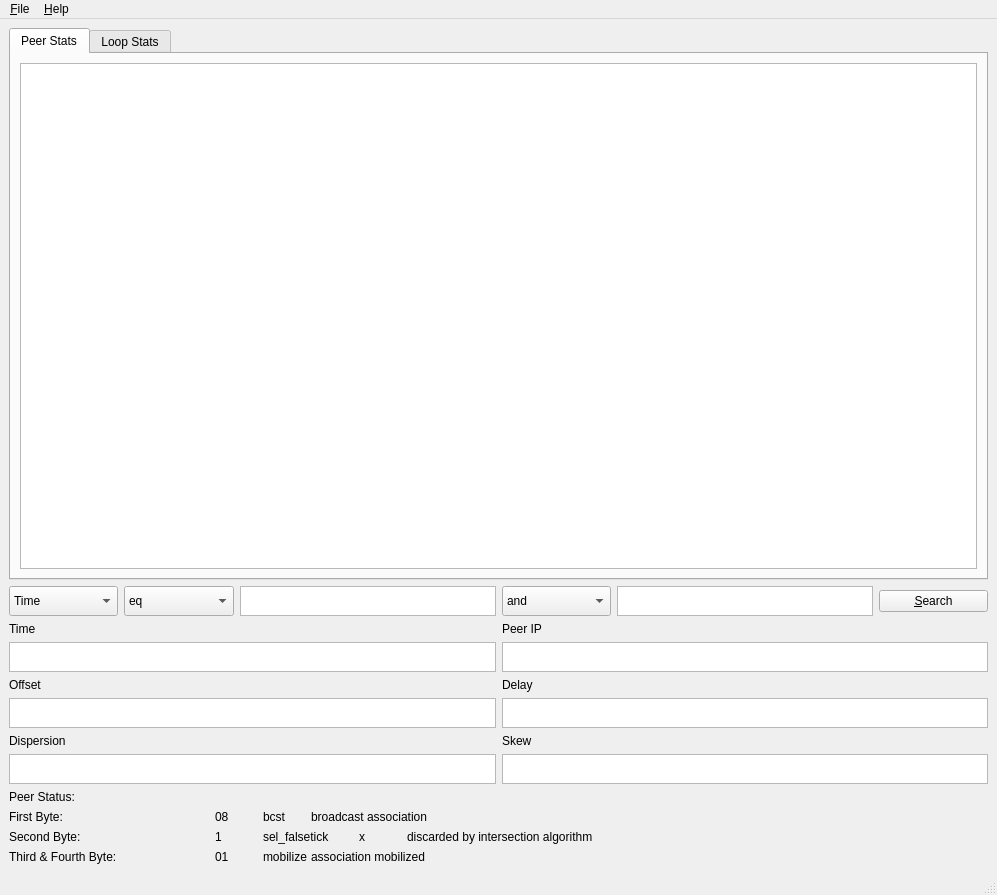
Old version of the form src/ntpView.ui in the repository idarthjedi/ntpview.
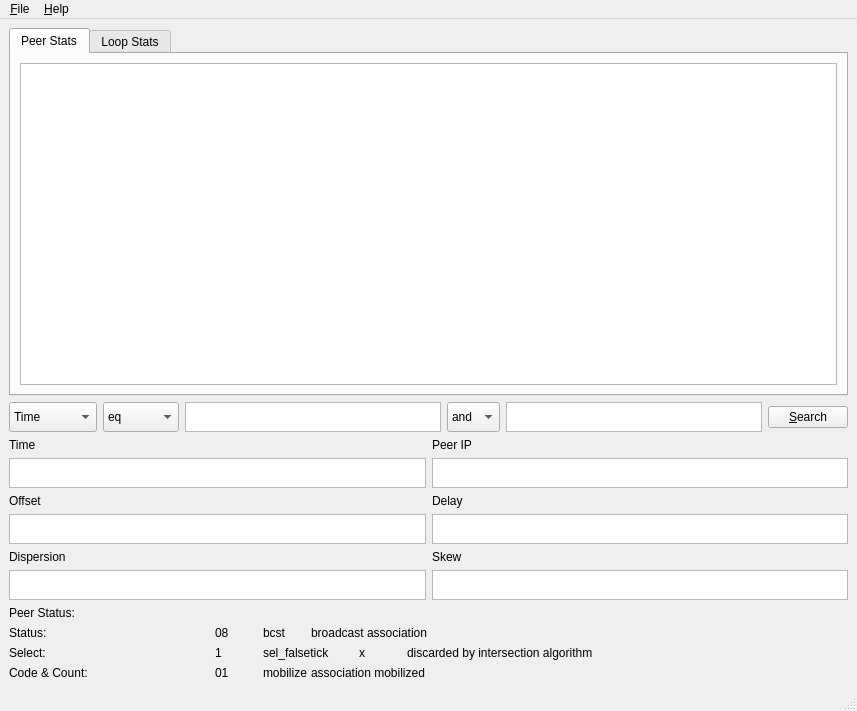
New version of the form. The open tabs and pages were chosen to show the change.

Commit message: Added updated template from PyQT Designer

```diff
--- a/src/ntpView.ui
+++ b/src/ntpView.ui
@@ -6,8 +6,8 @@
    <rect>
     <x>0</x>
     <y>0</y>
-    <width>997</width>
-    <height>895</height>
+    <width>857</width>
+    <height>711</height>
    </rect>
   </property>
   <property name="windowTitle">
@@ -49,7 +49,7 @@
               <property name="minimumSize">
                <size>
                 <width>0</width>
-                <height>400</height>
+                <height>200</height>
                </size>
               </property>
               <property name="font">
@@ -472,7 +472,7 @@
                  </size>
                 </property>
                 <property name="text">
-                 <string>First Byte:</string>
+                 <string>Status:</string>
                 </property>
                </widget>
               </item>
@@ -502,7 +502,7 @@
                  </size>
                 </property>
                 <property name="text">
-                 <string>Second Byte:</string>
+                 <string>Select:</string>
                 </property>
                </widget>
               </item>
@@ -526,7 +526,7 @@
                  </size>
                 </property>
                 <property name="text">
-                 <string>Third &amp; Fourth Byte:</string>
+                 <string>Code &amp; Count:</string>
                 </property>
                </widget>
               </item>
@@ -554,7 +554,7 @@
     <rect>
      <x>0</x>
      <y>0</y>
-     <width>997</width>
+     <width>857</width>
      <height>24</height>
     </rect>
    </property>
```
Left out of the diff: 2 changed lines with no effect on the pictures.
